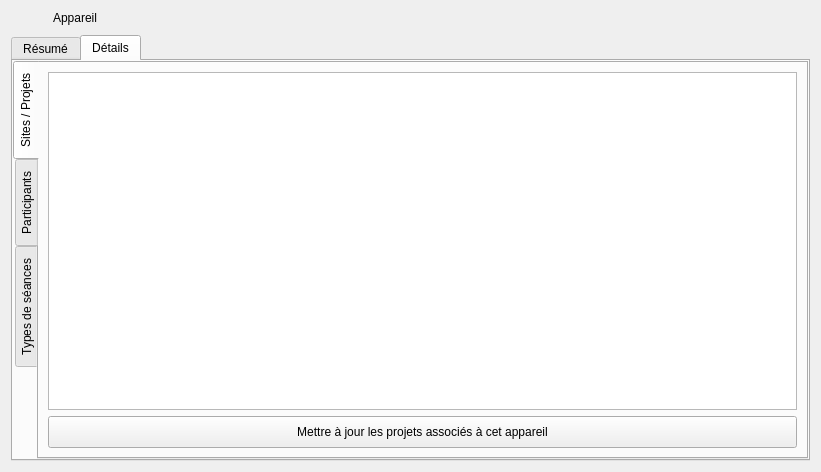
The window that client/src/editors/DeviceWidget.ui (introlab/openteraplus) describes before a commit, drawn with Qt 5.
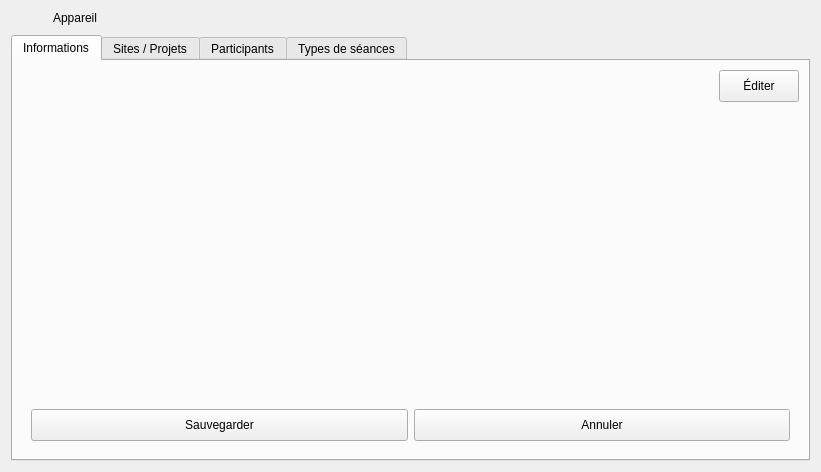
The same window after the commit. The open tabs and pages were chosen to show the change. Icons and pictures are not drawn. Custom widgets are drawn as their Qt base class.

Commit message: Refs #1 Revised Usergroups assignation in UserWidget (internals). Started review of DeviceWidget.

The edit to the form file:
```diff
--- a/client/src/editors/DeviceWidget.ui
+++ b/client/src/editors/DeviceWidget.ui
@@ -158,7 +158,13 @@
    <item>
     <widget class="QTabWidget" name="tabNav">
      <property name="currentIndex">
-      <number>0</number>
+      <number>1</number>
+     </property>
+     <property name="iconSize">
+      <size>
+       <width>20</width>
+       <height>20</height>
+      </size>
      </property>
      <widget class="QWidget" name="tabDashboard">
       <attribute name="icon">
@@ -166,7 +172,7 @@
         <normaloff>:/icons/dashboard.png</normaloff>:/icons/dashboard.png</iconset>
       </attribute>
       <attribute name="title">
-       <string>Résumé</string>
+       <string>Informations</string>
       </attribute>
       <layout class="QVBoxLayout" name="verticalLayout_5">
        <item>
@@ -285,47 +291,6 @@
        </item>
       </layout>
      </widget>
-     <widget class="QWidget" name="tabDetails">
-      <attribute name="icon">
-       <iconset resource="../../resources/TeraClient.qrc">
-        <normaloff>:/icons/details.png</normaloff>:/icons/details.png</iconset>
-      </attribute>
-      <attribute name="title">
-       <string>Détails</string>
-      </attribute>
-      <layout class="QVBoxLayout" name="verticalLayout_6">
-       <property name="leftMargin">
-        <number>0</number>
-       </property>
-       <property name="topMargin">
-        <number>0</number>
-       </property>
-       <property name="rightMargin">
-        <number>0</number>
-       </property>
-       <property name="bottomMargin">
-        <number>0</number>
-       </property>
-       <item>
-        <widget class="QTabWidget" name="tabDeviceInfos">
-         <property name="sizePolicy">
-          <sizepolicy hsizetype="Expanding" vsizetype="MinimumExpanding">
-           <horstretch>0</horstretch>
-           <verstretch>0</verstretch>
-          </sizepolicy>
-         </property>
-         <property name="tabPosition">
-          <enum>QTabWidget::West</enum>
-         </property>
-         <property name="currentIndex">
-          <number>0</number>
-         </property>
-         <property name="iconSize">
-          <size>
-           <width>20</width>
-           <height>20</height>
-          </size>
-         </property>
          <widget class="QWidget" name="tabSites">
           <attribute name="icon">
            <iconset resource="../../resources/TeraClient.qrc">
@@ -413,10 +378,6 @@
              <property name="enabled">
               <bool>true</bool>
              </property>
-            </widget>
-           </item>
-          </layout>
-         </widget>
         </widget>
        </item>
       </layout>
```
Left out of the diff: 9 changed lines with no effect on the pictures. Lines whose indentation alone changed are shown as unchanged. The commit also changes 15 other files.
